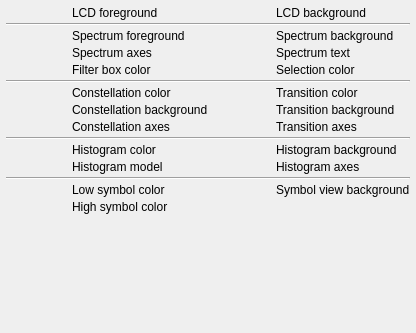
BatchDrake/SigDigger, file ui/ColorConfigTab.ui: the form before one commit.
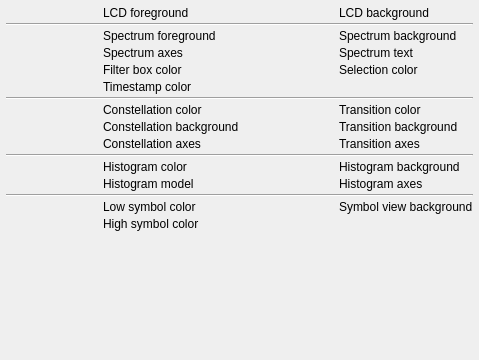
The form after the commit. Custom widgets are drawn as their Qt base class.

What changed in the file:
```diff
--- a/ui/ColorConfigTab.ui
+++ b/ui/ColorConfigTab.ui
@@ -6,8 +6,8 @@
    <rect>
     <x>0</x>
     <y>0</y>
-    <width>416</width>
-    <height>333</height>
+    <width>479</width>
+    <height>360</height>
    </rect>
   </property>
   <property name="windowTitle">
@@ -124,158 +124,158 @@
      </property>
     </widget>
    </item>
-   <item row="5" column="0" colspan="4">
+   <item row="6" column="0" colspan="4">
     <widget class="Line" name="line">
      <property name="orientation">
       <enum>Qt::Horizontal</enum>
      </property>
     </widget>
    </item>
-   <item row="6" column="0">
+   <item row="7" column="0">
     <widget class="ColorChooserButton" name="constellationFgColor"/>
    </item>
-   <item row="6" column="1">
+   <item row="7" column="1">
     <widget class="QLabel" name="label_31">
      <property name="text">
       <string>Constellation color</string>
      </property>
     </widget>
    </item>
-   <item row="6" column="2">
+   <item row="7" column="2">
     <widget class="ColorChooserButton" name="transitionFgColor"/>
    </item>
-   <item row="6" column="3">
+   <item row="7" column="3">
     <widget class="QLabel" name="label_34">
      <property name="text">
       <string>Transition color</string>
      </property>
     </widget>
    </item>
-   <item row="7" column="0">
+   <item row="8" column="0">
     <widget class="ColorChooserButton" name="constellationBgColor"/>
    </item>
-   <item row="7" column="1">
+   <item row="8" column="1">
     <widget class="QLabel" name="label_32">
      <property name="text">
       <string>Constellation background</string>
      </property>
     </widget>
    </item>
-   <item row="7" column="2">
+   <item row="8" column="2">
     <widget class="ColorChooserButton" name="transitionBgColor"/>
    </item>
-   <item row="7" column="3">
+   <item row="8" column="3">
     <widget class="QLabel" name="label_35">
      <property name="text">
       <string>Transition background</string>
      </property>
     </widget>
    </item>
-   <item row="8" column="0">
+   <item row="9" column="0">
     <widget class="ColorChooserButton" name="constellationAxesColor"/>
    </item>
-   <item row="8" column="1">
+   <item row="9" column="1">
     <widget class="QLabel" name="label_33">
      <property name="text">
       <string>Constellation axes</string>
      </property>
     </widget>
    </item>
-   <item row="8" column="2">
+   <item row="9" column="2">
     <widget class="ColorChooserButton" name="transitionAxesColor"/>
    </item>
-   <item row="8" column="3">
+   <item row="9" column="3">
     <widget class="QLabel" name="label_36">
      <property name="text">
       <string>Transition axes</string>
      </property>
     </widget>
    </item>
-   <item row="9" column="0" colspan="4">
+   <item row="10" column="0" colspan="4">
     <widget class="Line" name="line_2">
      <property name="orientation">
       <enum>Qt::Horizontal</enum>
      </property>
     </widget>
    </item>
-   <item row="10" column="0">
+   <item row="11" column="0">
     <widget class="ColorChooserButton" name="histogramFgColor"/>
    </item>
-   <item row="10" column="1">
+   <item row="11" column="1">
     <widget class="QLabel" name="label_37">
      <property name="text">
       <string>Histogram color</string>
      </property>
     </widget>
    </item>
-   <item row="10" column="2">
+   <item row="11" column="2">
     <widget class="ColorChooserButton" name="histogramBgColor"/>
    </item>
-   <item row="10" column="3">
+   <item row="11" column="3">
     <widget class="QLabel" name="label_39">
      <property name="text">
       <string>Histogram background</string>
      </property>
     </widget>
    </item>
-   <item row="11" column="0">
+   <item row="12" column="0">
     <widget class="ColorChooserButton" name="histogramModelColor"/>
    </item>
-   <item row="11" column="1">
+   <item row="12" column="1">
     <widget class="QLabel" name="label_38">
      <property name="text">
       <string>Histogram model</string>
      </property>
     </widget>
    </item>
-   <item row="11" column="2">
+   <item row="12" column="2">
     <widget class="ColorChooserButton" name="histogramAxesColor"/>
    </item>
-   <item row="11" column="3">
+   <item row="12" column="3">
     <widget class="QLabel" name="label_40">
      <property name="text">
       <string>Histogram axes</string>
      </property>
     </widget>
    </item>
-   <item row="12" column="0" colspan="4">
+   <item row="13" column="0" colspan="4">
     <widget class="Line" name="line_6">
      <property name="orientation">
       <enum>Qt::Horizontal</enum>
      </property>
     </widget>
    </item>
-   <item row="13" column="0">
+   <item row="14" column="0">
     <widget class="ColorChooserButton" name="symViewLoColor"/>
    </item>
-   <item row="13" column="1">
+   <item row="14" column="1">
     <widget class="QLabel" name="label_48">
      <property name="text">
       <string>Low symbol color</string>
      </property>
     </widget>
    </item>
-   <item row="13" column="2">
+   <item row="14" column="2">
     <widget class="ColorChooserButton" name="symViewBgColor"/>
    </item>
-   <item row="13" column="3">
+   <item row="14" column="3">
     <widget class="QLabel" name="xsxs">
      <property name="text">
       <string>Symbol view background</string>
      </property>
     </widget>
    </item>
-   <item row="14" column="0">
+   <item row="15" column="0">
     <widget class="ColorChooserButton" name="symViewHiColor"/>
    </item>
-   <item row="14" column="1">
+   <item row="15" column="1">
     <widget class="QLabel" name="fdsfs">
      <property name="text">
       <string>High symbol color</string>
      </property>
     </widget>
    </item>
-   <item row="15" column="0">
+   <item row="16" column="0">
     <spacer name="verticalSpacer">
      <property name="orientation">
       <enum>Qt::Vertical</enum>
@@ -288,6 +288,16 @@
      </property>
     </spacer>
    </item>
+   <item row="5" column="0">
+    <widget class="ColorChooserButton" name="timeStampColor"/>
+   </item>
+   <item row="5" column="1">
+    <widget class="QLabel" name="label">
+     <property name="text">
+      <string>Timestamp color</string>
+     </property>
+    </widget>
+   </item>
   </layout>
  </widget>
  <customwidgets>
```
